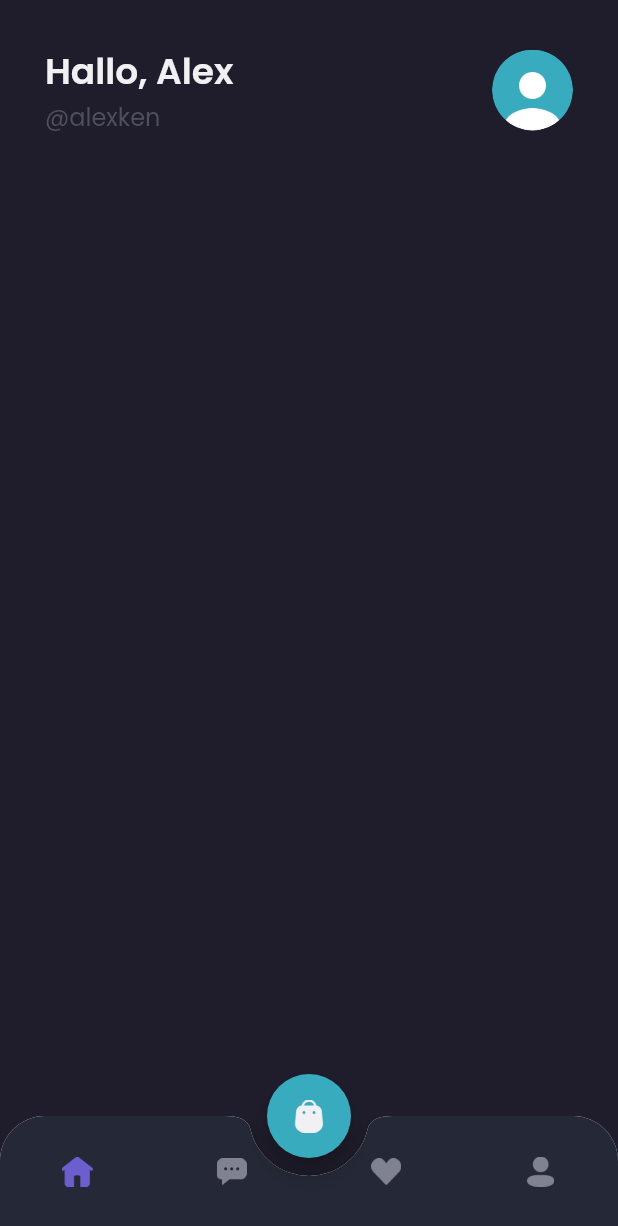
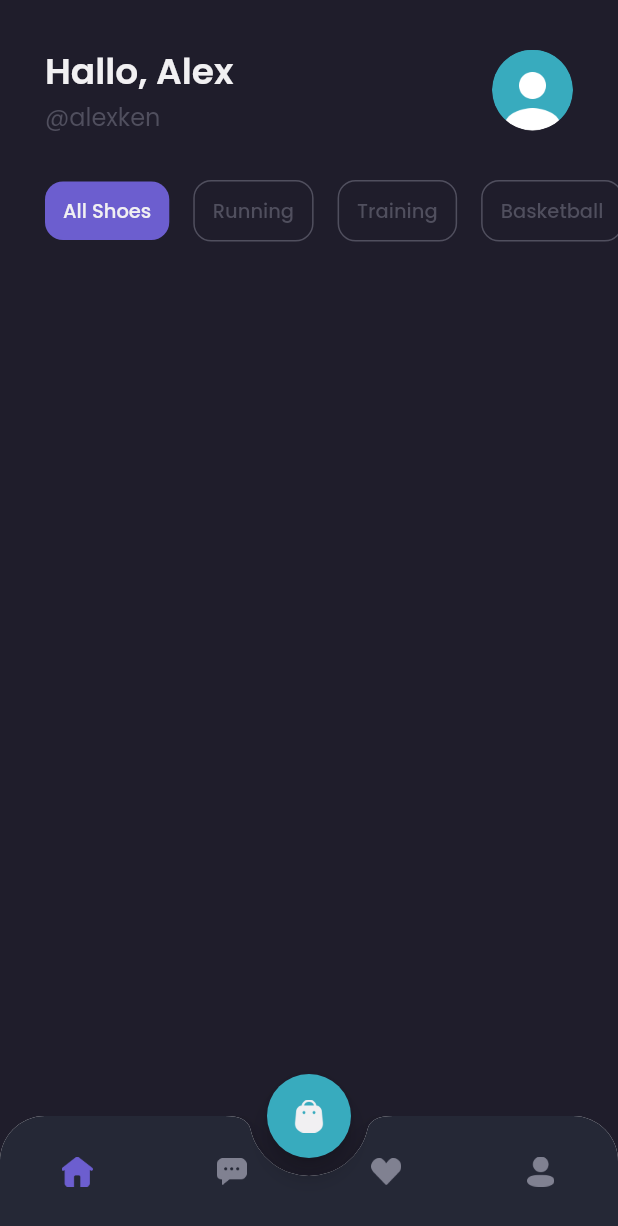
Before and after one commit to mhdiqbl/ecomercesepatu, a Flutter app: the MainPage screen opened by its route, on a phone screen of 412 x 824 dp. Shown: the top 1226 px of the screen. Run offline on Flutter 3.47's test engine with Material 2 defaults, Android fonts, the light colour scheme and no system bars; our stand-ins replace google_fonts.

Commit message:
Slicing Home Page Bagian Categories

```diff
--- a/lib/pages/home/home_page.dart
+++ b/lib/pages/home/home_page.dart
@@ -25,12 +25,10 @@
                     fontWeight: semiBold,
                   ),
                 ),
-              Text(
-                '@alexken',
+                Text('@alexken',
                     style: subtitletTextStyle.copyWith(
                       fontSize: 16,
-                )
-                ),
+                    )),
               ],
             ),
           ),
@@ -39,7 +37,8 @@
             height: 54,
             decoration: BoxDecoration(
               shape: BoxShape.circle,
-            image: DecorationImage(image: AssetImage('assets/image_profile.png'),
+              image: DecorationImage(
+                image: AssetImage('assets/image_profile.png'),
               ),
             ),
           )
@@ -47,9 +46,130 @@
       );
     }
 
+    Widget categories() {
+      return Container(
+        margin: EdgeInsets.only(
+          top: defaultMargin,
+        ),
+        child: SingleChildScrollView(
+          scrollDirection: Axis.horizontal,
+          child: Row(
+            children: [
+              SizedBox(
+                width: defaultMargin,
+              ),
+              Container(
+                padding: EdgeInsets.symmetric(
+                  horizontal: 12,
+                  vertical: 10,
+                ),
+                margin: EdgeInsets.only(right: 16),
+                decoration: BoxDecoration(
+                  borderRadius: BorderRadius.circular(12),
+                  color: primaryColor,
+                ),
+                child: Text(
+                  'All Shoes',
+                  style: primaryTextStyle.copyWith(
+                    fontSize: 13,
+                    fontWeight: medium,
+                  ),
+                ),
+              ),
+              Container(
+                padding: EdgeInsets.symmetric(
+                  horizontal: 12,
+                  vertical: 10,
+                ),
+                margin: EdgeInsets.only(right: 16),
+                decoration: BoxDecoration(
+                  borderRadius: BorderRadius.circular(12),
+                  border: Border.all(
+                    color: subtitleColor,
+                  ),
+                  color: transparentColor,
+                ),
+                child: Text(
+                  'Running',
+                  style: subtitletTextStyle.copyWith(
+                    fontSize: 13,
+                    fontWeight: medium,
+                  ),
+                ),
+              ),
+              Container(
+                padding: EdgeInsets.symmetric(
+                  horizontal: 12,
+                  vertical: 10,
+                ),
+                margin: EdgeInsets.only(right: 16),
+                decoration: BoxDecoration(
+                  borderRadius: BorderRadius.circular(12),
+                  border: Border.all(
+                    color: subtitleColor,
+                  ),
+                  color: transparentColor,
+                ),
+                child: Text(
+                  'Training',
+                  style: subtitletTextStyle.copyWith(
+                    fontSize: 13,
+                    fontWeight: medium,
+                  ),
+                ),
+              ),
+              Container(
+                padding: EdgeInsets.symmetric(
+                  horizontal: 12,
+                  vertical: 10,
+                ),
+                margin: EdgeInsets.only(right: 16),
+                decoration: BoxDecoration(
+                  borderRadius: BorderRadius.circular(12),
+                  border: Border.all(
+                    color: subtitleColor,
+                  ),
+                  color: transparentColor,
+                ),
+                child: Text(
+                  'Basketball',
+                  style: subtitletTextStyle.copyWith(
+                    fontSize: 13,
+                    fontWeight: medium,
+                  ),
+                ),
+              ),
+              Container(
+                padding: EdgeInsets.symmetric(
+                  horizontal: 12,
+                  vertical: 10,
+                ),
+                margin: EdgeInsets.only(right: 16),
+                decoration: BoxDecoration(
+                  borderRadius: BorderRadius.circular(12),
+                  border: Border.all(
+                    color: subtitleColor,
+                  ),
+                  color: transparentColor,
+                ),
+                child: Text(
+                  'Hiking',
+                  style: subtitletTextStyle.copyWith(
+                    fontSize: 13,
+                    fontWeight: medium,
+                  ),
+                ),
+              ),
+            ],
+          ),
+        ),
+      );
+    }
+
     return ListView(
       children: [
         header(),
+        categories(),
       ],
     );
   }
--- a/lib/theme.dart
+++ b/lib/theme.dart
@@ -14,6 +14,7 @@
 Color primaryTextColor = Color(0xffF1F0F2);
 Color secondaryTextColor = Color(0xff999999);
 Color subtitleColor = Color(0xff504F5E);
+Color transparentColor = Colors.transparent;
 
 TextStyle primaryTextStyle = GoogleFonts.poppins(
   color: primaryTextColor,
```
Lines whose indentation alone changed are shown as unchanged.
